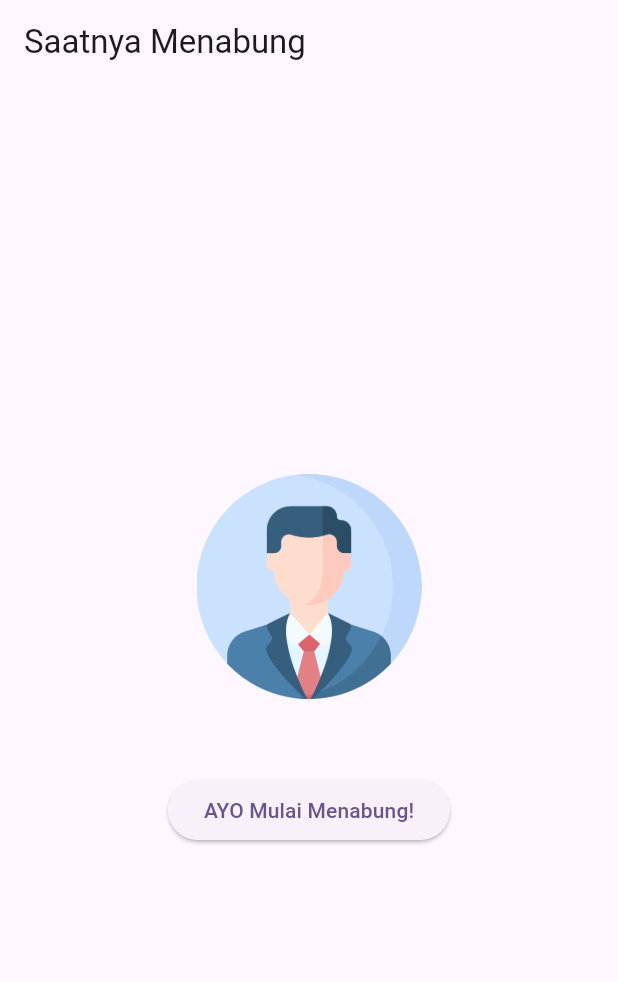
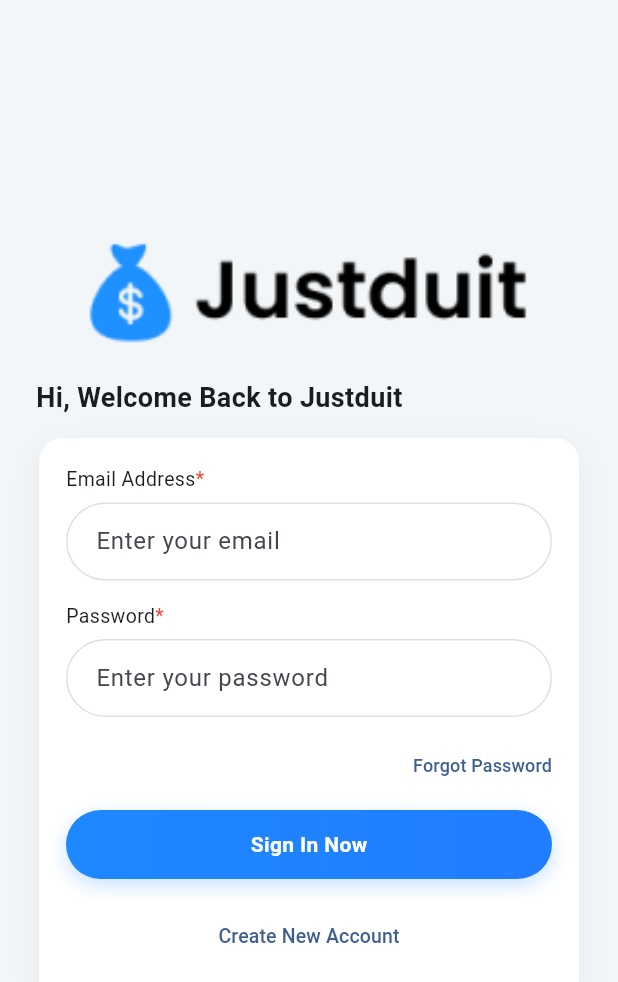
Before and after one commit to shabil24/mola-2377051001, a Flutter app: the screen it shows after launch, on a phone screen of 412 x 824 dp. Shown: the top 982 px of the screen. Run offline on Flutter 3.47's test engine with Material 3 defaults, Android fonts, the phone set to English and light mode, and no system bars.

Commit message:
hasil tampilan login

```diff
--- a/lib/basic_widget.dart
+++ /dev/null
@@ -1,31 +0,0 @@
-import 'package:flutter/material.dart';
-
-class BasicWidget extends StatelessWidget {
-  const BasicWidget({super.key});
-
-  @override
-  Widget build(BuildContext context) {
-    return Scaffold(
-      appBar: AppBar(
-        title: const Text('Saatnya Menabung')
-        ), //AppBar
-      body: Center(
-        child: Column(
-          mainAxisAlignment: MainAxisAlignment.center,
-          children: [
-            Image.asset(
-              'assets/images/logo.png',
-              width: 150,
-              height: 150
-              ),
-            const SizedBox(height: 50),
-            ElevatedButton(
-              onPressed: () {},
-              child: const Text('AYO Mulai Menabung!'),
-            ),
-          ],
-        ),
-      ),
-    );
-  }
-}
--- a/lib/main.dart
+++ b/lib/main.dart
@@ -1,25 +1,48 @@
 import 'package:flutter/material.dart';
-//import 'package:myapp/column_widget.dart'; // ini dipakai
-//import 'package:myapp/row_widget.dart';
-import 'package:myapp/basic_widget.dart';
+import 'package:myapp/screens/login_screen.dart';
+import 'package:myapp/screens/signup_screen.dart';
+void main() => runApp(const JustduitApp());
 
-void main() {
-  runApp(const MyApp());
-}
-
-class MyApp extends StatelessWidget {
-  const MyApp({super.key});
+class JustduitApp extends StatelessWidget {
+  const JustduitApp({super.key});
 
   @override
   Widget build(BuildContext context) {
     return MaterialApp(
       debugShowCheckedModeBanner: false,
-      title: 'Shabil-2377051001',
+      title: 'Justduit',
       theme: ThemeData(
-        colorScheme: ColorScheme.fromSeed(seedColor: Colors.deepPurple),
+        scaffoldBackgroundColor: const Color(0xFFF3F6F8),
         useMaterial3: true,
+        colorScheme: ColorScheme.fromSeed(
+          seedColor: const Color(0xFF1E88FF),
+        ),
+        inputDecorationTheme: InputDecorationTheme(
+          isDense: true,
+          filled: true,
+          fillColor: Colors.white,
+          contentPadding:
+              const EdgeInsets.symmetric(horizontal: 16, vertical: 14),
+          border: OutlineInputBorder(
+            borderRadius: BorderRadius.circular(28),
+            borderSide: const BorderSide(color: Color(0xFFE0E0E0)),
+          ),
+          enabledBorder: OutlineInputBorder(
+            borderRadius: BorderRadius.circular(28),
+            borderSide: const BorderSide(color: Color(0xFFE0E0E0)),
+          ),
+          focusedBorder: OutlineInputBorder(
+            borderRadius: BorderRadius.circular(28),
+            borderSide: const BorderSide(color: Color(0xFF1E88FF)),
+          ),
+        ),
       ),
-      home: const BasicWidget(), // PAKAI class dari column_widget.dart
+      initialRoute: LoginScreen.route,
+      routes: {
+        '/': (_) => const LoginScreen(),
+        LoginScreen.route: (_) => const LoginScreen(),
+        SignupScreen.route: (_) => const SignupScreen(),
+      },
     );
   }
 }
--- /dev/null
+++ b/lib/screens/login_screen.dart
@@ -0,0 +1,178 @@
+import 'package:flutter/material.dart';
+import 'signup_screen.dart';
+
+class LoginScreen extends StatefulWidget {
+  static const route = '/signin';
+  const LoginScreen({super.key});
+
+  @override
+  State<LoginScreen> createState() => _LoginScreenState();
+}
+
+class _LoginScreenState extends State<LoginScreen> {
+  final _email = TextEditingController();
+  final _pass = TextEditingController();
+
+  @override
+  void dispose() {
+    _email.dispose();
+    _pass.dispose();
+    super.dispose();
+  }
+
+  @override
+  Widget build(BuildContext context) {
+    // komponen kecil buat label + tanda *
+    Widget requiredLabel(String text) => Row(
+          children: [
+            Text(text, style: const TextStyle(fontSize: 13)),
+            const Text('*',
+                style: TextStyle(color: Colors.red, fontSize: 13)),
+          ],
+        );
+
+    // tombol biru dengan gradient (UI-only)
+    Widget primaryButton(String label, VoidCallback onTap) =>
+        GestureDetector(
+          onTap: onTap,
+          child: Container(
+            width: double.infinity,
+            height: 46,
+            alignment: Alignment.center,
+            decoration: BoxDecoration(
+              borderRadius: BorderRadius.circular(28),
+              gradient: const LinearGradient(
+                colors: [Color(0xFF1E88FF), Color(0xFF207DFF)],
+              ),
+              boxShadow: [
+                BoxShadow(
+                  color: const Color(0xFF1E88FF).withOpacity(0.25),
+                  blurRadius: 10,
+                  offset: const Offset(0, 4),
+                ),
+              ],
+            ),
+            child: Text(
+              label,
+              style: const TextStyle(
+                color: Colors.white,
+                fontWeight: FontWeight.w600,
+              ),
+            ),
+          ),
+        );
+
+    return Scaffold(
+      body: SafeArea(
+        child: Center(
+          child: SingleChildScrollView(
+            padding: const EdgeInsets.symmetric(vertical: 24),
+            child: Column(
+              crossAxisAlignment: CrossAxisAlignment.center,
+              children: [
+                // logo
+                Image.asset(
+                  'assets/logo-mola.png',
+                  height: 80,
+                  fit: BoxFit.contain,
+                ),
+                const SizedBox(height: 18),
+
+                // judul
+                const Padding(
+                  padding: EdgeInsets.symmetric(horizontal: 24),
+                  child: Align(
+                    alignment: Alignment.centerLeft,
+                    child: Text(
+                      'Hi, Welcome Back to Justduit',
+                      style: TextStyle(
+                        fontSize: 18,
+                        fontWeight: FontWeight.w700,
+                      ),
+                    ),
+                  ),
+                ),
+                const SizedBox(height: 14),
+
+                // card form
+                Container(
+                  width: 360,
+                  margin: const EdgeInsets.symmetric(horizontal: 20),
+                  padding: const EdgeInsets.fromLTRB(18, 18, 18, 22),
+                  decoration: BoxDecoration(
+                    color: Colors.white,
+                    borderRadius: BorderRadius.circular(16),
+                    boxShadow: [
+                      BoxShadow(
+                        color: Colors.black.withOpacity(0.05),
+                        blurRadius: 16,
+                        offset: const Offset(0, 6),
+                      ),
+                    ],
+                  ),
+                  child: Column(
+                    crossAxisAlignment: CrossAxisAlignment.start,
+                    children: [
+                      requiredLabel('Email Address'),
+                      const SizedBox(height: 6),
+                      TextField(
+                        controller: _email,
+                        keyboardType: TextInputType.emailAddress,
+                        decoration: const InputDecoration(
+                          hintText: 'Enter your email',
+                        ),
+                      ),
+                      const SizedBox(height: 14),
+
+                      requiredLabel('Password'),
+                      const SizedBox(height: 6),
+                      TextField(
+                        controller: _pass,
+                        obscureText: true,
+                        decoration: const InputDecoration(
+                          hintText: 'Enter your password',
+                        ),
+                      ),
+                      const SizedBox(height: 8),
+
+                      Align(
+                        alignment: Alignment.centerRight,
+                        child: TextButton(
+                          style: TextButton.styleFrom(padding: EdgeInsets.zero),
+                          onPressed: () {},
+                          child: const Text(
+                            'Forgot Password',
+                            style: TextStyle(fontSize: 12),
+                          ),
+                        ),
+                      ),
+                      const SizedBox(height: 6),
+
+                      primaryButton('Sign In Now', () {
+                        ScaffoldMessenger.of(context).showSnackBar(
+                          const SnackBar(content: Text('Sign In tapped')),
+                        );
+                      }),
+                      const SizedBox(height: 14),
+
+                      Center(
+                        child: TextButton(
+                          onPressed: () => Navigator.pushNamed(
+                              context, SignupScreen.route),
+                          child: const Text(
+                            'Create New Account',
+                            style: TextStyle(fontSize: 13),
+                          ),
+                        ),
+                      ),
+                    ],
+                  ),
+                ),
+              ],
+            ),
+          ),
+        ),
+      ),
+    );
+  }
+}
--- a/pubspec.yaml
+++ b/pubspec.yaml
@@ -59,7 +59,7 @@ flutter:
 
   # To add assets to your application, add an assets section, like this:
   assets:
-    - assets/images/
+      - assets/logo-mola.png
   #   - images/a_dot_burr.jpeg
   #   - images/a_dot_ham.jpeg
 
```
Also changed, not shown: lib/column_widget.dart (deleted, +0 -22 lines), lib/row_widget.dart (deleted, +0 -22 lines), lib/screens/signup_screen.dart (added, +194 -0 lines), .idx/mcp.json, assets/logo-mola.png (added), 2 other files.
